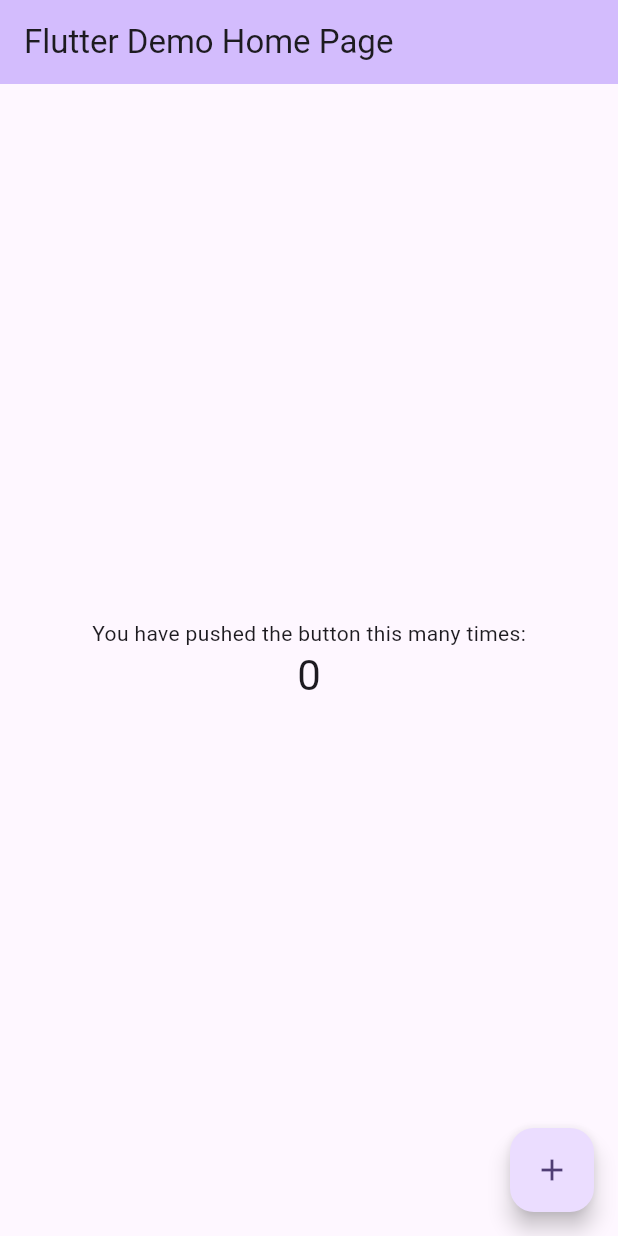
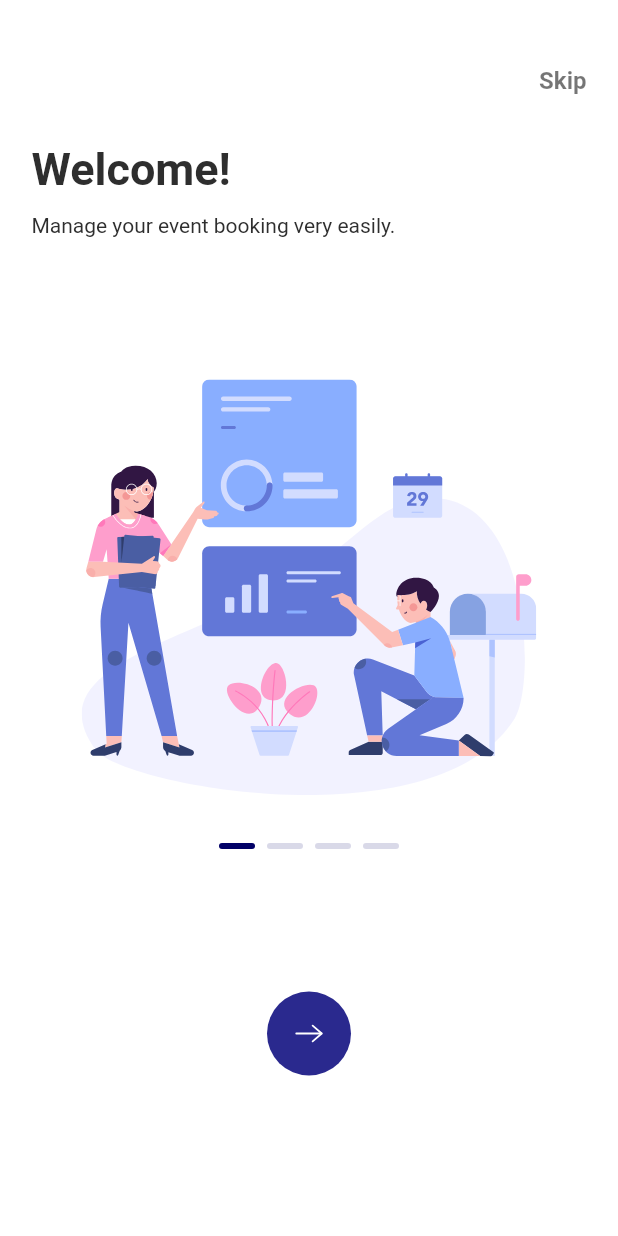
Before and after one commit to Serticode/meeting_scheduler, a Flutter app: the screen it shows after launch, on a phone screen of 412 x 824 dp. Run offline on Flutter 3.47's test engine with Material 2 defaults, Android fonts, the phone set to English and light mode, and no system bars; drawn by our look-alikes of smooth_page_indicator; our stand-ins replace flutter_animate, flutter_riverpod, flutter_svg, fpdart, riverpod_annotation; generated files the repository leaves out were written again.

Commit message:
Welcome page done.

```diff
--- a/lib/main.dart
+++ b/lib/main.dart
@@ -1,75 +1,39 @@
 import 'package:flutter/material.dart';
+import 'package:flutter/services.dart';
+import 'package:flutter_riverpod/flutter_riverpod.dart';
+import 'package:meeting_scheduler/screens/onboarding/onboarding_screen_wrapper.dart';
+import 'package:meeting_scheduler/shared/app_elements/app_texts.dart';
+import 'package:meeting_scheduler/shared/utils/app_extensions.dart';
+import 'package:meeting_scheduler/theme/theme.dart';
+
+//! RIVERPOD CODE GENERATOR COMMAND
+//! flutter pub run build_runner watch -d
 
 Future<void> main() async {
-  runApp(
-    const MeetingScheduler(),
+  WidgetsFlutterBinding.ensureInitialized();
+
+  await SystemChrome.setPreferredOrientations([
+    DeviceOrientation.portraitUp,
+    DeviceOrientation.portraitDown,
+  ]).then(
+    (_) => runApp(
+      ProviderScope(
+        child: const MeetingScheduler().darkStatusBar(),
+      ),
+    ),
   );
 }
 
-class MeetingScheduler extends StatelessWidget {
+class MeetingScheduler extends ConsumerWidget {
   const MeetingScheduler({super.key});
 
   @override
-  Widget build(BuildContext context) {
+  Widget build(BuildContext context, WidgetRef ref) {
     return MaterialApp(
-      title: 'Flutter Demo',
+      title: AppTexts.appName,
       debugShowCheckedModeBanner: false,
-      theme: ThemeData(
-        colorScheme: ColorScheme.fromSeed(seedColor: Colors.deepPurple),
-        useMaterial3: true,
-      ),
-      home: const MyHomePage(title: 'Flutter Demo Home Page'),
+      theme: AppTheme.appThemeLight,
+      home: OnboardingScreenWrapper(),
     );
   }
 }
-
-class MyHomePage extends StatefulWidget {
-  const MyHomePage({
-    super.key,
-    required this.title,
-  });
-
-  final String title;
-
-  @override
-  State<MyHomePage> createState() => _MyHomePageState();
-}
-
-class _MyHomePageState extends State<MyHomePage> {
-  int _counter = 0;
-
-  void _incrementCounter() {
-    setState(() {
-      _counter++;
-    });
-  }
-
-  @override
-  Widget build(BuildContext context) {
-    return Scaffold(
-      appBar: AppBar(
-        backgroundColor: Theme.of(context).colorScheme.inversePrimary,
-        title: Text(widget.title),
-      ),
-      body: Center(
-        child: Column(
-          mainAxisAlignment: MainAxisAlignment.center,
-          children: <Widget>[
-            const Text(
-              'You have pushed the button this many times:',
-            ),
-            Text(
-              '$_counter',
-              style: Theme.of(context).textTheme.headlineMedium,
-            ),
-          ],
-        ),
-      ),
-      floatingActionButton: FloatingActionButton(
-        onPressed: _incrementCounter,
-        tooltip: 'Increment',
-        child: const Icon(Icons.add),
-      ), // This trailing comma makes auto-formatting nicer for build methods.
-    );
-  }
-}
--- /dev/null
+++ b/lib/screens/onboarding/onboarding_screen_wrapper.dart
@@ -0,0 +1,121 @@
+import 'package:flutter/material.dart';
+import 'package:flutter_riverpod/flutter_riverpod.dart';
+import 'package:flutter_svg/svg.dart';
+import 'package:meeting_scheduler/screens/widgets/buttons.dart';
+import 'package:meeting_scheduler/services/controllers/onboarding_screen/onboarding_screen_controller.dart';
+import 'package:meeting_scheduler/shared/app_elements/app_colours.dart';
+import 'package:meeting_scheduler/shared/app_elements/app_texts.dart';
+import 'package:meeting_scheduler/shared/utils/app_extensions.dart';
+import 'package:smooth_page_indicator/smooth_page_indicator.dart';
+
+class OnboardingScreenWrapper extends ConsumerWidget {
+  OnboardingScreenWrapper({super.key});
+  final PageController _controller = PageController();
+
+  @override
+  Widget build(BuildContext context, WidgetRef ref) {
+    final int? pageNumber = ref.watch(onboardingScreenControllerProvider).value;
+    return Scaffold(
+      //! BODY
+      body: SafeArea(
+        child: Column(
+          crossAxisAlignment: CrossAxisAlignment.start,
+          children: [
+            //! SPACER
+            32.0.sizedBoxHeight,
+
+            //! SKIP AND OTHERS
+            Row(
+              children: [
+                Visibility(
+                  visible: pageNumber != 0,
+                  child: Container(
+                    padding: const EdgeInsets.all(8.0),
+                    decoration: BoxDecoration(
+                      color: AppColours.deepBlue,
+                      borderRadius: BorderRadius.circular(4.0),
+                    ),
+                    child: const Icon(
+                      Icons.arrow_back_ios,
+                      color: AppColours.white,
+                      size: 14.0,
+                    ).alignCenter(),
+                  ),
+                ),
+
+                const Spacer(),
+
+                //! SKIP
+                AppTexts.skip.txt16(
+                  fontWeight: FontWeight.w600,
+                  color: AppColours.black50,
+                )
+              ],
+            ),
+
+            //! SPACER
+            32.0.sizedBoxHeight,
+
+            //! WELCOME TEXT
+            pageNumber == 0
+                ? Column(
+                    crossAxisAlignment: CrossAxisAlignment.start,
+                    children: [
+                      AppTexts.welcome.onboardingHeaderText(),
+
+                      //! SPACER
+                      12.0.sizedBoxHeight,
+
+                      AppTexts.onboardingScreenWelcomeRider
+                          .onboardingRiderText(),
+                    ],
+                  )
+                : const SizedBox.shrink(),
+
+            const Spacer(),
+
+            //! IMAGE
+            Consumer(
+              builder: (context, ref, child) {
+                return SvgPicture.asset(
+                  ref
+                      .read(onboardingScreenControllerProvider.notifier)
+                      .onboardingImages
+                      .elementAt(pageNumber!),
+                  semanticsLabel: "Onboarding image 1",
+                ).alignCenter();
+              },
+            ),
+
+            32.0.sizedBoxHeight,
+
+            SmoothPageIndicator(
+              controller: _controller,
+              count: 4,
+              effect: WormEffect(
+                dotHeight: 4.0,
+                dotWidth: 24.0,
+                dotColor: AppColours.wormGrey,
+                activeDotColor: AppColours.deepBlue,
+              ),
+            ).alignCenter(),
+
+            const Spacer(),
+
+            CircleButton(
+              onTap: () {
+                "Circle Button Tapped".log();
+                _controller.nextPage(
+                  duration: const Duration(milliseconds: 300),
+                  curve: Curves.easeInOut,
+                );
+              },
+            ).alignCenter(),
+
+            const Spacer(),
+          ],
+        ).generalPadding,
+      ),
+    );
+  }
+}
--- /dev/null
+++ b/lib/screens/widgets/buttons.dart
@@ -0,0 +1,41 @@
+import 'package:flutter/material.dart';
+import 'package:flutter_riverpod/flutter_riverpod.dart';
+import 'package:flutter_svg/svg.dart';
+import 'package:meeting_scheduler/shared/app_elements/app_colours.dart';
+import 'package:meeting_scheduler/shared/app_elements/app_images.dart';
+import 'package:meeting_scheduler/shared/utils/app_extensions.dart';
+import 'package:meeting_scheduler/shared/utils/type_def.dart';
+
+//!
+//! CIRCLE BUTTON
+class CircleButton extends ConsumerWidget {
+  final void Function() onTap;
+  final int? pageNumber;
+  const CircleButton({
+    super.key,
+    required this.onTap,
+    this.pageNumber,
+  });
+
+  @override
+  Widget build(BuildContext context, WidgetRef ref) {
+    return CircleAvatar(
+      backgroundColor: AppColours.primaryBlue,
+      radius: 28,
+      child: SvgPicture.asset(
+        AppImages.arrowRight,
+      ).transformToScale(
+        scale: 0.8,
+      ),
+    ).withHapticFeedback(
+      feedbackType: pageNumber != null && pageNumber == 0
+          ? AppHapticFeedbackType.mediumImpact
+          : null,
+      onTap: onTap,
+    );
+  }
+}
+
+
+//!
+//! REGULAR BUTTON
--- a/lib/shared/app_elements/app_colours.dart
+++ b/lib/shared/app_elements/app_colours.dart
@@ -1,7 +1,14 @@
 import 'package:flutter/material.dart';
 
-abstract class AppColors {
+abstract class AppColours {
   static const greyBlack = Color(0xFF2E2E2E);
+  static const black50 = Colors.black54;
+  static const primaryBlue = Color(0xFF2A298E);
+  static const deepBlue = Color(0xFF020167);
+  static const white = Colors.white;
+  static const scaffoldBGColour = Colors.white;
+  static const appBarColour = Colors.white;
+  static final wormGrey = const Color(0xFF020167).withOpacity(0.15);
 
-  AppColors._();
+  AppColours._();
 }
--- /dev/null
+++ b/lib/shared/app_elements/app_images.dart
@@ -0,0 +1,10 @@
+class AppImages {
+  const AppImages._();
+  //!
+  //! SVG
+  static const String onboardingImage1SVG = "assets/svgs/onboardingImage1.svg";
+  static const String onboardingImage2SVG = "assets/svgs/onboardingImage2.svg";
+  static const String onboardingImage3SVG = "assets/svgs/onboardingImage3.svg";
+  static const String onboardingImage4SVG = "assets/svgs/onboardingImage4.svg";
+  static const String arrowRight = "assets/svgs/arrowRight.svg";
+}
--- a/lib/shared/app_elements/app_texts.dart
+++ b/lib/shared/app_elements/app_texts.dart
@@ -0,0 +1,23 @@
+class AppTexts {
+  const AppTexts._();
+  static const String appName = "Meeting Scheduler";
+
+  //! ONBOARDING
+  static const String welcome = "Welcome!";
+  static const String onboardingScreenWelcomeRider =
+      "Manage your event booking very easily.";
+  static const String onboardingScreenEasyVenue = "Easy Venue Booking";
+  static const String onboardingScreenEasyVenueRider =
+      "Lorem ipsum dolor sit amet consectetur. At non pretium elit faucibus quam.";
+  static const String onboardingScreenMeetingScheduler =
+      "Your Meeting Scheduler";
+  static const String onboardingScreenMeetingSchedulerRider =
+      "Lorem ipsum dolor sit amet consectetur. At non pretium elit faucibus quam.";
+  static const String joinUs = "Join Us Today!";
+  static const String joinUsRider =
+      "Lorem ipsum dolor sit amet consectetur. At non pretium elit faucibus quam.";
+  static const String skip = "Skip";
+
+  //! BUTTONS
+  static const String getStarted = "Get Started";
+}
--- /dev/null
+++ b/lib/theme/theme.dart
@@ -0,0 +1,107 @@
+//! ALAS! LET THE THEMING BEGIN!
+import 'package:flutter/material.dart';
+import 'package:meeting_scheduler/shared/app_elements/app_colours.dart';
+
+class AppTheme {
+  //! ELEVATED BUTTON TEXT THEME
+  /* static TextStyle appButtonTextTheme = GoogleFonts.spaceGrotesk(
+    fontWeight: FontWeight.w500,
+    color: AppColours.white,
+    fontSize: 14.0.sp,
+  ); */
+
+  //! APP THEME - LIGHT
+  //! TODO: FIND A DARK UI FOR THE APP AND MAKE CHANGES HERE.
+  static ThemeData get appThemeLight => ThemeData(
+        //! HOW PAGES TRANSITION BETWEEN EACH OTHER
+        pageTransitionsTheme: PageTransitionsTheme(builders: {
+          for (final platform in TargetPlatform.values)
+            platform: const OpenUpwardsPageTransitionsBuilder()
+        }),
+
+        //! ENSURING THAT THE DENSITY OF ELEMENTS ACROSS THE APP, MATCHES THE PLATFORM
+        visualDensity: VisualDensity.adaptivePlatformDensity,
+        useMaterial3: false,
+
+        scaffoldBackgroundColor: AppColours.scaffoldBGColour,
+        appBarTheme: const AppBarTheme(
+          backgroundColor: AppColours.scaffoldBGColour,
+          elevation: 0.0,
+          iconTheme: IconThemeData(
+            size: 18.0,
+          ),
+        ),
+        /*
+      //! TEXT THEME
+      textTheme: TextTheme(
+          displayLarge: GoogleFonts.ebGaramond(
+            fontWeight: FontWeight.w500,
+            fontSize: 24.0.sp,
+            color: AppColours.textHeaderColour,
+          ),
+
+      //! ELEVATED BUTTON
+      elevatedButtonTheme: ElevatedButtonThemeData(
+        style: ElevatedButton.styleFrom(
+          backgroundColor: AppColours.primaryColour,
+          elevation: 0.0,
+          shape: RoundedRectangleBorder(
+            borderRadius: BorderRadius.circular(16.0.r),
+          ),
+        ),
+      ) */
+      );
+}
+
+//! ALL BASIC TRANSITIONS WRITTEN BELOW WERE TO TEST OUT DIFFERENT POSSIBLE
+//! PAGE TRANSITIONS.
+//! THE INITIAL TRANSITION WAS CHOSEN.
+//! THE CODES BELOW WILL BE LEFT HERE FOR REFERENCE
+class CustomFadeTransitionBuilder extends PageTransitionsBuilder {
+  @override
+  Widget buildTransitions<T>(
+    PageRoute<T> route,
+    BuildContext context,
+    Animation<double> animation,
+    Animation<double> secondaryAnimation,
+    Widget child,
+  ) {
+    return FadeTransition(
+      opacity: Tween<double>(begin: 0.0, end: 1.0).animate(animation),
+      child: child,
+    );
+  }
+}
+
+class CustomSlideTransitionBuilder extends PageTransitionsBuilder {
+  @override
+  Widget buildTransitions<T>(
+    PageRoute<T> route,
+    BuildContext context,
+    Animation<double> animation,
+    Animation<double> secondaryAnimation,
+    Widget child,
+  ) {
+    return SlideTransition(
+      position: Tween<Offset>(begin: const Offset(1.0, 0.0), end: Offset.zero)
+          .animate(animation),
+      child: child,
+    );
+  }
+}
+
+class CustomScaleTransitionBuilder extends PageTransitionsBuilder {
+  @override
+  Widget buildTransitions<T>(
+    PageRoute<T> route,
+    BuildContext context,
+    Animation<double> animation,
+    Animation<double> secondaryAnimation,
+    Widget child,
+  ) {
+    return ScaleTransition(
+      scale: Tween<double>(begin: 0.0, end: 1.0).animate(animation),
+      child: child,
+    );
+  }
+}
```
Also changed, not shown: analysis_options.yaml (+8 -0 lines), lib/services/controllers/onboarding_screen/onboarding_screen_controller.dart (added, +21 -0 lines), lib/shared/utils/app_extensions.dart (+115 -20 lines), pubspec.yaml (+7 -13 lines), assets/svgs/arrowRight.svg (added), assets/svgs/onboardingImage1.svg (added), assets/svgs/onboardingImage2.svg (added), assets/svgs/onboardingImage3.svg (added), assets/svgs/onboardingImage4.svg (added), lib/services/controllers/onboarding_screen/onboarding_screen_controller.g.dart (added), pubspec.lock, 5 other files.
